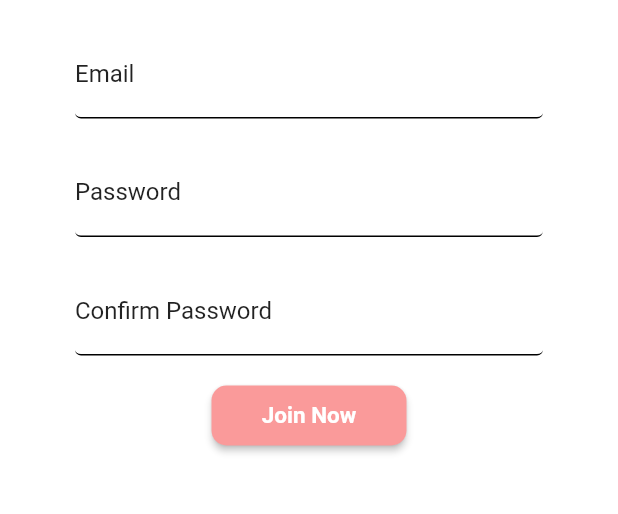
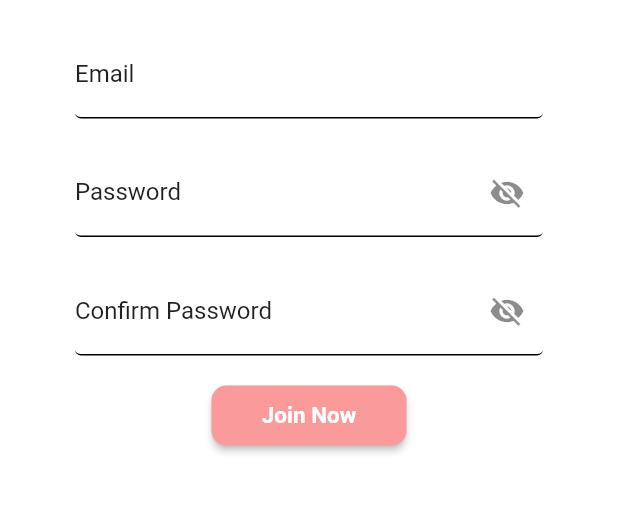
Before and after one commit to Zechst/Motherly, a Flutter app: the EmailSignIn screen opened by its route, after a tap on "Log In", after a tap on "Join Now", on a phone screen of 412 x 824 dp, the part 405-919 px from its top. Run offline on Flutter 3.47's test engine with Material 2 defaults, Android fonts, the phone set to English and light mode, and no system bars; our stand-ins replace firebase_auth, flutter_spinkit, flutter_svg; missing offline and left inert: flutter_auth_buttons; accounts and stored records are empty.

Commit message:
feat: Toggle Password Visibility

```diff
--- a/lib/screens/authentication/emailsignin.dart
+++ b/lib/screens/authentication/emailsignin.dart
@@ -16,6 +16,12 @@ class _EmailSignInState extends State<EmailSignIn> {
   final AuthService _auth = AuthService();
   final _formKey = GlobalKey<FormState>();
   bool loading = false;
+  bool _isHidden = true;
+  void _toggleVisibility() {
+    setState(() {
+      _isHidden = !_isHidden;
+    });
+  }
 
   // text field state
   String email = '';
@@ -24,7 +30,9 @@ class _EmailSignInState extends State<EmailSignIn> {
 
   @override
   Widget build(BuildContext context) {
-    return loading ? Loading() : Stack(children: <Widget>[
+    return loading
+        ? Loading()
+        : Stack(children: <Widget>[
             Scaffold(
                 // TODO make AppBar Floating and scrollable to prevent it from covering up the elements in body
                 extendBodyBehindAppBar: true,
@@ -44,8 +52,8 @@ class _EmailSignInState extends State<EmailSignIn> {
                 body: SafeArea(
                     child: SingleChildScrollView(
                         child: Container(
-            padding:
-                const EdgeInsets.symmetric(vertical: 20.0, horizontal: 50.0),
+                  padding: const EdgeInsets.symmetric(
+                      vertical: 20.0, horizontal: 50.0),
                   child: Center(
                     child: Column(children: <Widget>[
                       SvgPicture.asset(
@@ -64,9 +72,11 @@ class _EmailSignInState extends State<EmailSignIn> {
                             children: <Widget>[
                               SizedBox(height: 20.0),
                               TextFormField(
-                            decoration: textInputDecoration.copyWith(labelText: 'Email'),
-                            validator: (val) =>
-                                val.isEmpty ? 'Enter a valid email' : null,
+                                  decoration: textInputDecoration.copyWith(
+                                      labelText: 'Email'),
+                                  validator: (val) => val.isEmpty
+                                      ? 'Enter a valid email'
+                                      : null,
                                   onChanged: (val) {
                                     setState(() => email = val);
                                   }),
@@ -74,12 +84,18 @@ class _EmailSignInState extends State<EmailSignIn> {
                                 height: 20.0,
                               ),
                               TextFormField(
-
-                            decoration: textInputDecoration.copyWith(labelText: 'Password'),
+                                  decoration: textInputDecoration.copyWith(
+                                      labelText: 'Password',
+                                      // Toggles Password Visibility
+                                      suffixIcon: IconButton(
+                                          onPressed: _toggleVisibility,
+                                          icon: _isHidden
+                                              ? Icon(Icons.visibility_off)
+                                              : Icon(Icons.visibility))),
                                   validator: (val) => val.length < 8
                                       ? 'Please enter 8 characters or more'
                                       : null,
-                            obscureText: true,
+                                  obscureText: _isHidden ? true : false,
                                   onChanged: (val) {
                                     setState(() => password = val);
                                   })
@@ -110,15 +126,16 @@ class _EmailSignInState extends State<EmailSignIn> {
                           onPressed: () async {
                             if (_formKey.currentState.validate()) {
                               setState(() => loading = true);
-                        dynamic result = await _auth.signInWithEmailAndPassword(
-                            email, password);
-                            if (result == null){
+                              dynamic result = await _auth
+                                  .signInWithEmailAndPassword(email, password);
+                              if (result == null) {
                                 setState(() {
                                   error = 'Invalid email or password';
                                   loading = false;
                                 });
-                        } else if (result != null){
-                          Navigator.pushNamedAndRemoveUntil(context, '/home',(_) => false);
+                              } else if (result != null) {
+                                Navigator.pushNamedAndRemoveUntil(
+                                    context, '/home', (_) => false);
                               }
                             }
                           },
@@ -129,7 +146,8 @@ class _EmailSignInState extends State<EmailSignIn> {
                       ),
                       Text(
                         error,
-                  style: TextStyle(color: Color(0xffd32f2f), fontSize: 14.0),
+                        style:
+                            TextStyle(color: Color(0xffd32f2f), fontSize: 14.0),
                       )
                     ]),
                   ),
--- a/lib/screens/authentication/register.dart
+++ b/lib/screens/authentication/register.dart
@@ -16,6 +16,13 @@ class _RegisterState extends State<Register> {
   final AuthService _auth = AuthService();
   final _formKey = GlobalKey<FormState>();
   bool loading = false;
+  bool _isHidden = true;
+
+  void _toggleVisibility() {
+    setState(() {
+      _isHidden = !_isHidden;
+    });
+  }
 
   // text field state
   String email = '';
@@ -51,15 +58,19 @@ class _RegisterState extends State<Register> {
                           fontFamily: 'FredokaOne',
                           fontSize: 20.0,
                           color: Color(0xFFFA9A9A))),
+                  //Text('™'),
                   Form(
                       key: _formKey,
                       child: Column(
                         children: <Widget>[
-                           //TODO Shift this line towards the left on appscreen
+                          //TODO Shift this line towards the left on appscreen
                           SizedBox(height: 20.0),
                           TextFormField(
                               decoration: textInputDecoration.copyWith(
-                                  labelText: 'Email', hintText: 'example@gmail.com',hintStyle: TextStyle(color: Colors.grey[450])),
+                                  labelText: 'Email',
+                                  hintText: 'example@gmail.com',
+                                  hintStyle:
+                                      TextStyle(color: Colors.grey[450])),
                               validator: (val) =>
                                   val.isEmpty ? 'Please enter an email' : null,
                               onChanged: (val) {
@@ -69,13 +80,17 @@ class _RegisterState extends State<Register> {
                             height: 20.0,
                           ),
                           TextFormField(
-
                               decoration: textInputDecoration.copyWith(
-                                  labelText: 'Password'),
+                                  labelText: 'Password',
+                                  suffixIcon: IconButton(
+                                      onPressed: _toggleVisibility,
+                                      icon: _isHidden
+                                          ? Icon(Icons.visibility_off)
+                                          : Icon(Icons.visibility))),
                               validator: (val) => val.length < 8
                                   ? 'Please enter 8 characters or more'
                                   : null,
-                              obscureText: true,
+                              obscureText: _isHidden ? true : false,
                               onChanged: (val) {
                                 setState(() => password = val);
                               }),
@@ -84,11 +99,16 @@ class _RegisterState extends State<Register> {
                           ),
                           TextFormField(
                               decoration: textInputDecoration.copyWith(
-                                  labelText: 'Confirm Password'),
+                                  labelText: 'Confirm Password',
+                                  suffixIcon: IconButton(
+                                      onPressed: _toggleVisibility,
+                                      icon: _isHidden
+                                          ? Icon(Icons.visibility_off)
+                                          : Icon(Icons.visibility))),
                               validator: (val) => val != password
                                   ? 'Password do not match'
                                   : null,
-                              obscureText: true,
+                              obscureText: _isHidden ? true : false,
                               onChanged: (val) {
                                 setState(() => confirmPassword = val);
                               })
@@ -118,15 +138,17 @@ class _RegisterState extends State<Register> {
                           borderRadius: new BorderRadius.circular(10.0)),
                       onPressed: () async {
                         if (_formKey.currentState.validate()) {
-                          dynamic result = await _auth
-                              .registerWithEmailAndPassword(email, confirmPassword);
+                          dynamic result =
+                              await _auth.registerWithEmailAndPassword(
+                                  email, confirmPassword);
                           if (result == null) {
                             setState(() {
                               error = 'Please enter a valid email';
                               loading = false;
                             });
                           } else if (result != null) {
-                            Navigator.pushNamedAndRemoveUntil(context, '/home',(_) => false);
+                            Navigator.pushNamedAndRemoveUntil(
+                                context, '/home', (_) => false);
                           }
                         }
                       },
```
Lines whose indentation alone changed are shown as unchanged.
